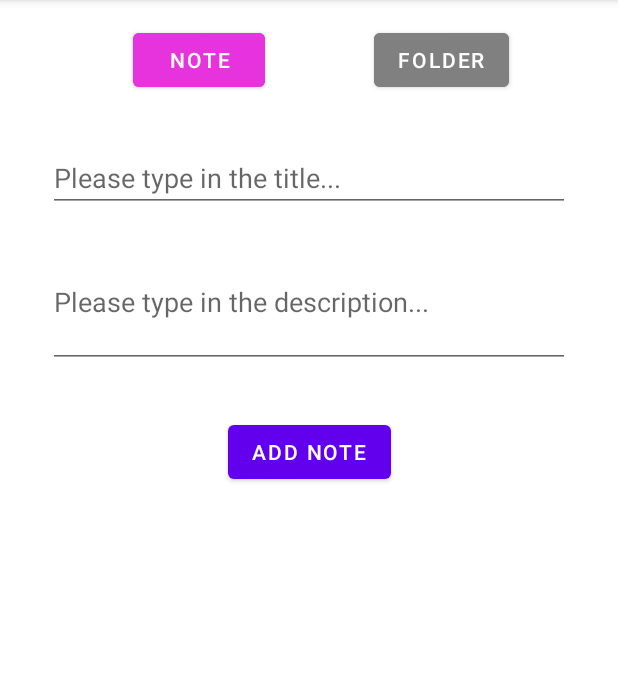
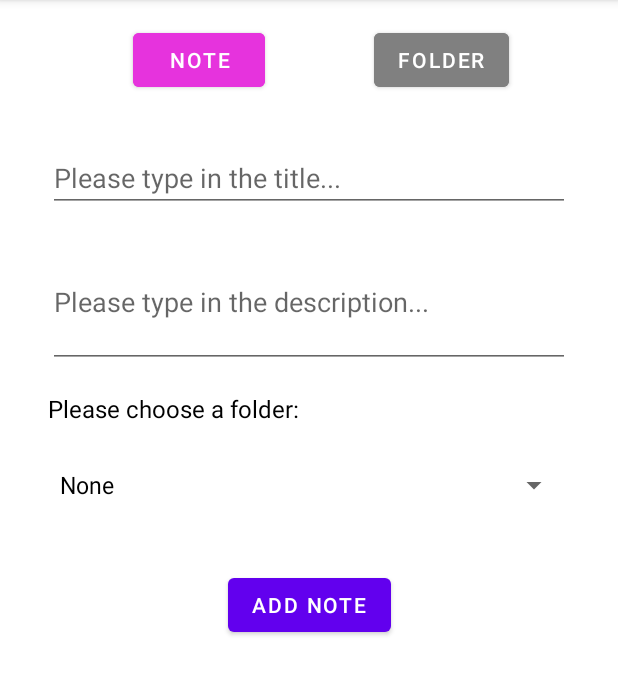
Before and after one commit to CloudLevi/CloudNote, an Android app: the AddItemFragment screen opened through its navigation route, on a phone screen of 412 x 824 dp, the part 84-779 px from its top. Run offline under Robolectric (Android 15) with nearby library versions, the phone set to English and light mode, and no system bars; our stand-ins replace Dagger/Hilt's generated code, Room's generated code, navigation-ui; libraries missing offline, so code that uses them is left out: androidx.hilt, androidx.hilt.lifecycle.

Commit message:
Added sorting by date modified; Finished deletion flow (notes and folders); Added ability to add note to folder; Implemented search query (by title and description);

```diff
--- a/app/src/main/java/com/cloudlevi/cloudnote/MainActivity.kt
+++ b/app/src/main/java/com/cloudlevi/cloudnote/MainActivity.kt
@@ -39,5 +39,5 @@ class MainActivity : AppCompatActivity() {
 const val VIEW_TYPE_NOTE = 0
 const val VIEW_TYPE_FOLDER = 1
 
-const val ITEM_ADD_TYPE_NOTE = 0
-const val ITEM_ADD_TYPE_FOLDER = 1
+const val ITEM_TYPE_NOTE = 0
+const val ITEM_TYPE_FOLDER = 1
--- a/app/src/main/java/com/cloudlevi/cloudnote/data/Folder.kt
+++ b/app/src/main/java/com/cloudlevi/cloudnote/data/Folder.kt
@@ -2,6 +2,7 @@ package com.cloudlevi.cloudnote.data
 
 import android.os.Parcelable
 import androidx.room.Entity
+import androidx.room.Ignore
 import androidx.room.PrimaryKey
 import kotlinx.android.parcel.Parcelize
 
@@ -10,6 +11,6 @@ import kotlinx.android.parcel.Parcelize
 data class Folder(
     val title: String,
     val date_modified: Long = System.currentTimeMillis(),
-    @PrimaryKey(autoGenerate = true) val id: Int = 0
+    @PrimaryKey(autoGenerate = true) val id: Int = 0,
 ):Parcelable {
 }
--- a/app/src/main/java/com/cloudlevi/cloudnote/data/Note.kt
+++ b/app/src/main/java/com/cloudlevi/cloudnote/data/Note.kt
@@ -2,8 +2,10 @@ package com.cloudlevi.cloudnote.data
 
 import android.os.Parcelable
 import androidx.room.Entity
+import androidx.room.Ignore
 import androidx.room.PrimaryKey
 import kotlinx.android.parcel.Parcelize
+import java.text.FieldPosition
 
 @Entity(tableName = "notes_table")
 @Parcelize
@@ -14,7 +16,7 @@ data class Note (
     val folder: Int = -1,
     val background_color: String = "",
     val password: String = "",
-    @PrimaryKey(autoGenerate = true) val id: Int = 0
+    @PrimaryKey(autoGenerate = true) val id: Int = 0,
 ): Parcelable{
 
 }
--- a/app/src/main/java/com/cloudlevi/cloudnote/data/NoteDao.kt
+++ b/app/src/main/java/com/cloudlevi/cloudnote/data/NoteDao.kt
@@ -1,23 +1,32 @@
 package com.cloudlevi.cloudnote.data
 
-import androidx.room.Dao
-import androidx.room.Insert
-import androidx.room.OnConflictStrategy
-import androidx.room.Query
+import androidx.room.*
 import kotlinx.coroutines.flow.Flow
 
 @Dao
 interface NoteDao {
 
-    @Query("SELECT * FROM notes_table")
+    @Query("SELECT * FROM notes_table ORDER BY date_modified DESC")
     fun getAllNotes(): Flow<List<Note>>
 
-    @Query("SELECT * FROM folders_table")
+    @Query("SELECT * FROM folders_table ORDER BY date_modified DESC")
     fun getAllFolders(): Flow<List<Folder>>
+
+    @Query("SELECT * FROM notes_table WHERE (title LIKE '%' || :query || '%' OR description LIKE '%' || :query || '%') ORDER BY date_modified DESC")
+    fun getNotesByQuery(query: String): Flow<List<Note>>
 
     @Insert(onConflict = OnConflictStrategy.REPLACE)
     suspend fun insertNote(note: Note)
 
     @Insert(onConflict = OnConflictStrategy.REPLACE)
     suspend fun insertFolder(folder: Folder)
+
+    @Delete
+    suspend fun deleteNote(note: Note)
+
+    @Query("DELETE FROM folders_table WHERE id = :folderID")
+    suspend fun deleteFolder(folderID: Int)
+
+    @Query("DELETE FROM notes_table WHERE folder = :folderID")
+    suspend fun deleteFolderContents(folderID: Int)
 }
--- /dev/null
+++ b/app/src/main/java/com/cloudlevi/cloudnote/extensions/ViewExtensions.kt
@@ -0,0 +1,16 @@
+package com.cloudlevi.cloudnote.extensions
+
+import androidx.appcompat.widget.SearchView
+
+inline  fun SearchView.onQueryTextChanged(crossinline listener: (String) -> Unit) {
+    this.setOnQueryTextListener(object : SearchView.OnQueryTextListener {
+        override fun onQueryTextSubmit(query: String?): Boolean {
+            return true;
+        }
+
+        override fun onQueryTextChange(newText: String?): Boolean {
+            listener(newText.orEmpty())
+            return true;
+        }
+    })
+}
--- a/app/src/main/java/com/cloudlevi/cloudnote/ui/addNote/AddItemFragment.kt
+++ b/app/src/main/java/com/cloudlevi/cloudnote/ui/addNote/AddItemFragment.kt
@@ -1,9 +1,9 @@
 package com.cloudlevi.cloudnote.ui.addNote
 
-import android.content.ContentValues.TAG
 import android.os.Bundle
-import android.util.Log
 import android.view.View
+import android.widget.AdapterView
+import android.widget.ArrayAdapter
 import android.widget.Toast
 import androidx.core.content.ContextCompat
 import androidx.core.widget.addTextChangedListener
@@ -11,12 +11,13 @@ import androidx.fragment.app.Fragment
 import androidx.fragment.app.viewModels
 import androidx.lifecycle.lifecycleScope
 import androidx.navigation.fragment.findNavController
-import com.cloudlevi.cloudnote.ITEM_ADD_TYPE_FOLDER
-import com.cloudlevi.cloudnote.ITEM_ADD_TYPE_NOTE
+import com.cloudlevi.cloudnote.ITEM_TYPE_FOLDER
+import com.cloudlevi.cloudnote.ITEM_TYPE_NOTE
 import com.cloudlevi.cloudnote.R
 import com.cloudlevi.cloudnote.ui.addNote.AddItemEvent.*
 import com.cloudlevi.cloudnote.databinding.FragmentAddItemBinding
 import dagger.hilt.android.AndroidEntryPoint
+import kotlinx.android.synthetic.main.fragment_add_item.*
 import kotlinx.coroutines.flow.collect
 
 @AndroidEntryPoint
@@ -24,6 +25,7 @@ class AddItemFragment : Fragment(R.layout.fragment_add_item) {
 
     private lateinit var binding: FragmentAddItemBinding
     private val viewModel: AddItemViewModel by viewModels()
+    private lateinit var spinnerAdapter: ArrayAdapter<String>
 
     override fun onViewCreated(view: View, savedInstanceState: Bundle?) {
         super.onViewCreated(view, savedInstanceState)
@@ -32,11 +34,11 @@ class AddItemFragment : Fragment(R.layout.fragment_add_item) {
 
         binding.apply {
             choiceNoteButton.setOnClickListener {
-                viewModel.choiceClicked(ITEM_ADD_TYPE_NOTE)
+                viewModel.choiceClicked(ITEM_TYPE_NOTE)
             }
 
             choiceFolderButton.setOnClickListener {
-                viewModel.choiceClicked(ITEM_ADD_TYPE_FOLDER)
+                viewModel.choiceClicked(ITEM_TYPE_FOLDER)
             }
 
             titleEditText.addTextChangedListener {
@@ -50,6 +52,24 @@ class AddItemFragment : Fragment(R.layout.fragment_add_item) {
             addButton.setOnClickListener {
                 viewModel.onAddButtonClicked()
             }
+        }
+
+        viewModel.foldersLiveData.observe(viewLifecycleOwner){
+            spinnerAdapter = ArrayAdapter<String>(requireContext(),
+                R.layout.support_simple_spinner_dropdown_item,
+                viewModel.getFolderTitles(it))
+
+            spinnerFolders.adapter = spinnerAdapter
+        }
+
+        spinnerFolders.onItemSelectedListener = object : AdapterView.OnItemSelectedListener{
+            override fun onItemSelected(parent: AdapterView<*>?, p1: View?, position: Int, p3: Long) {
+                viewModel.chosenFolder = position
+            }
+
+            override fun onNothingSelected(parent: AdapterView<*>?) {
+            }
+
         }
 
         viewLifecycleOwner.lifecycleScope.launchWhenStarted {
@@ -77,7 +97,7 @@ class AddItemFragment : Fragment(R.layout.fragment_add_item) {
             var stringAddButton = ""
 
             when (newChoice) {
-                ITEM_ADD_TYPE_NOTE -> {
+                ITEM_TYPE_NOTE -> {
                     choiceNoteButton.setBackgroundColor(
                         ContextCompat.getColor(
                             requireContext(),
@@ -91,9 +111,11 @@ class AddItemFragment : Fragment(R.layout.fragment_add_item) {
                         )
                     )
                     descriptionEditText.visibility = View.VISIBLE
+                    folderChoiceTV.visibility = View.VISIBLE
+                    spinnerFolders.visibility = View.VISIBLE
                     stringAddButton = "Add Note"
                 }
-                ITEM_ADD_TYPE_FOLDER -> {
+                ITEM_TYPE_FOLDER -> {
                     choiceNoteButton.setBackgroundColor(
                         ContextCompat.getColor(
                             requireContext(),
@@ -107,6 +129,8 @@ class AddItemFragment : Fragment(R.layout.fragment_add_item) {
                         )
                     )
                     descriptionEditText.visibility = View.GONE
+                    folderChoiceTV.visibility = View.GONE
+                    spinnerFolders.visibility = View.GONE
                     stringAddButton = "Add Folder"
                 }
             }
--- a/app/src/main/java/com/cloudlevi/cloudnote/ui/addNote/AddItemViewModel.kt
+++ b/app/src/main/java/com/cloudlevi/cloudnote/ui/addNote/AddItemViewModel.kt
@@ -5,9 +5,10 @@ import androidx.hilt.Assisted
 import androidx.hilt.lifecycle.ViewModelInject
 import androidx.lifecycle.SavedStateHandle
 import androidx.lifecycle.ViewModel
+import androidx.lifecycle.asLiveData
 import androidx.lifecycle.viewModelScope
-import com.cloudlevi.cloudnote.ITEM_ADD_TYPE_FOLDER
-import com.cloudlevi.cloudnote.ITEM_ADD_TYPE_NOTE
+import com.cloudlevi.cloudnote.ITEM_TYPE_FOLDER
+import com.cloudlevi.cloudnote.ITEM_TYPE_NOTE
 import com.cloudlevi.cloudnote.data.Folder
 import com.cloudlevi.cloudnote.data.Note
 import com.cloudlevi.cloudnote.data.NoteDao
@@ -21,7 +22,9 @@ class AddItemViewModel @ViewModelInject constructor(
     @Assisted private val state: SavedStateHandle
 ):ViewModel() {
 
-    var currentItemTypeChoice: Int = ITEM_ADD_TYPE_NOTE
+    var currentItemTypeChoice: Int = ITEM_TYPE_NOTE
+
+    var chosenFolder = -1
 
     var titleText = state.get<String>("titleText") ?: ""
         set(value) {
@@ -35,6 +38,9 @@ class AddItemViewModel @ViewModelInject constructor(
             state.set("descriptionText", value)
         }
 
+    private val foldersFlow = noteDao.getAllFolders()
+
+    val foldersLiveData = foldersFlow.asLiveData()
 
     private val addItemEventChannel = Channel<AddItemEvent>()
     val addItemEvent = addItemEventChannel.receiveAsFlow()
@@ -47,15 +53,25 @@ class AddItemViewModel @ViewModelInject constructor(
         changeProgressStatus(View.VISIBLE)
 
         when(currentItemTypeChoice){
-            ITEM_ADD_TYPE_NOTE -> {
+            ITEM_TYPE_NOTE -> {
                 if (titleText.isEmpty() || descriptionText.isEmpty()) sendToastMessage("Please fill in the empty fields!")
-                else insertNote(Note(title = titleText, description = descriptionText))
+                else insertNote(Note(title = titleText, description = descriptionText, folder = chosenFolder))
             }
-            ITEM_ADD_TYPE_FOLDER -> {
+            ITEM_TYPE_FOLDER -> {
                 if (titleText.isEmpty()) sendToastMessage("Please fill in the empty fields!")
                 else insertFolder(Folder(title = titleText))
             }
         }
+    }
+
+    fun getFolderTitles(foldersList: List<Folder>): ArrayList<String>{
+        val arrayList = ArrayList<String>()
+        arrayList.add("None")
+
+        for (folder in foldersList){
+            arrayList.add(folder.title)
+        }
+        return arrayList
     }
 
     private fun insertNote(note: Note) = viewModelScope.launch {
--- a/app/src/main/java/com/cloudlevi/cloudnote/ui/main/MainFragment.kt
+++ b/app/src/main/java/com/cloudlevi/cloudnote/ui/main/MainFragment.kt
@@ -7,7 +7,6 @@ import android.view.*
 import androidx.appcompat.widget.SearchView
 import androidx.fragment.app.Fragment
 import androidx.fragment.app.viewModels
-import androidx.lifecycle.lifecycleScope
 import androidx.navigation.fragment.findNavController
 import androidx.recyclerview.widget.ItemTouchHelper
 import androidx.recyclerview.widget.LinearLayoutManager
@@ -15,10 +14,9 @@ import androidx.recyclerview.widget.RecyclerView
 import com.cloudlevi.cloudnote.R
 import com.cloudlevi.cloudnote.data.Folder
 import com.cloudlevi.cloudnote.data.Note
-import com.cloudlevi.cloudnote.databinding.ActivityMainBinding
 import com.cloudlevi.cloudnote.databinding.FragmentMainBinding
+import com.cloudlevi.cloudnote.extensions.onQueryTextChanged
 import dagger.hilt.android.AndroidEntryPoint
-import kotlinx.coroutines.launch
 
 @AndroidEntryPoint
 class MainFragment : Fragment(R.layout.fragment_main) {
@@ -26,11 +24,23 @@ class MainFragment : Fragment(R.layout.fragment_main) {
     private lateinit var binding: FragmentMainBinding
     private val viewModel: MainFragmentViewModel by viewModels()
     private val notesAdapter = NotesAdapter()
+    private lateinit var searchView: SearchView
 
     override fun onViewCreated(view: View, savedInstanceState: Bundle?) {
         super.onViewCreated(view, savedInstanceState)
 
         binding = FragmentMainBinding.bind(view)
+
+        findNavController().currentBackStackEntry?.savedStateHandle?.getLiveData<Any>("deleteItem")?.observe(
+            viewLifecycleOwner) { result ->
+            Log.d(TAG, "DELETE: $result")
+            viewModel.onDeleteItem(result)
+        }
+
+        findNavController().currentBackStackEntry?.savedStateHandle?.getLiveData<Int>("position")?.observe(
+            viewLifecycleOwner) { result ->
+            notesAdapter.notifyItemChanged(result)
+        }
 
         binding.apply {
 
@@ -51,6 +61,10 @@ class MainFragment : Fragment(R.layout.fragment_main) {
             viewModel.folders.observe(viewLifecycleOwner) {
 //                Log.d(TAG, "FOLDERS: $it")
                 viewModel.foldersChanged(it)
+            }
+
+            viewModel.queryNotesLiveData.observe(viewLifecycleOwner){
+                viewModel.queryResultChanged(it)
             }
 
             viewModel.folderNoteLiveData.observe(viewLifecycleOwner) {
@@ -77,6 +91,7 @@ class MainFragment : Fragment(R.layout.fragment_main) {
 
                     val itemSwiped = notesAdapter.currentList[viewHolder.adapterPosition]
                     val action = MainFragmentDirections.actionMainFragmentToDeleteConfirmationDialog()
+                    action.position = viewHolder.adapterPosition
 
                     when (itemSwiped) {
                         is Note -> {
@@ -88,7 +103,6 @@ class MainFragment : Fragment(R.layout.fragment_main) {
                             findNavController().navigate(action)
                         }
                     }
-                    viewModel.onItemSwiped(itemSwiped)
                 }
             }).attachToRecyclerView(mainNotesRecyclerView)
         }
@@ -98,6 +112,13 @@ class MainFragment : Fragment(R.layout.fragment_main) {
 
     override fun onCreateOptionsMenu(menu: Menu, inflater: MenuInflater) {
         inflater.inflate(R.menu.menu_main_fragment, menu)
+
+        val searchItem = menu.findItem(R.id.action_search)
+        searchView = searchItem.actionView as SearchView
+
+        searchView.onQueryTextChanged {
+            viewModel.searchQuery.value = it
+        }
     }
 
     override fun onOptionsItemSelected(item: MenuItem): Boolean {
--- a/app/src/main/java/com/cloudlevi/cloudnote/ui/main/MainFragmentViewModel.kt
+++ b/app/src/main/java/com/cloudlevi/cloudnote/ui/main/MainFragmentViewModel.kt
@@ -3,12 +3,12 @@ package com.cloudlevi.cloudnote.ui.main
 import android.content.ContentValues.TAG
 import android.util.Log
 import androidx.hilt.lifecycle.ViewModelInject
-import androidx.lifecycle.MutableLiveData
-import androidx.lifecycle.ViewModel
-import androidx.lifecycle.asLiveData
+import androidx.lifecycle.*
 import com.cloudlevi.cloudnote.data.Folder
 import com.cloudlevi.cloudnote.data.Note
 import com.cloudlevi.cloudnote.data.NoteDao
+import kotlinx.coroutines.flow.flatMapLatest
+import kotlinx.coroutines.launch
 
 class MainFragmentViewModel @ViewModelInject constructor(
     private val noteDao: NoteDao
@@ -20,6 +20,14 @@ class MainFragmentViewModel @ViewModelInject constructor(
     var folders = foldersFlow.asLiveData()
 
     var notes = notesFlow.asLiveData()
+
+    var searchQuery = MutableLiveData<String>()
+
+    var queryNotesFlow = searchQuery.asFlow().flatMapLatest {
+        noteDao.getNotesByQuery(it)
+    }
+
+    var queryNotesLiveData = queryNotesFlow.asLiveData()
 
     var dataList = concatenateLists(folders.value, notes.value)
     set(value) {
@@ -37,8 +45,27 @@ class MainFragmentViewModel @ViewModelInject constructor(
         if (notes.value != null) dataList = concatenateLists(folderList, notes.value)
     }
 
-    fun onItemSwiped(item: Any){
-        //TODO
+    fun onDeleteItem(item: Any){
+        when(item){
+            is Note -> deleteNote(item)
+            is Folder -> deleteFolder(item)
+        }
+    }
+
+    fun queryResultChanged(list: List<Note>){
+        if (searchQuery.value == "") dataList = concatenateLists(folders.value, notes.value)
+        else dataList = list
+    }
+
+    private fun deleteNote(note: Note) = viewModelScope.launch {
+        noteDao.deleteNote(note)
+    }
+
+    private fun deleteFolder(folder: Folder){
+        viewModelScope.launch {
+            noteDao.deleteFolderContents(folder.id)
+            noteDao.deleteFolder(folder.id)
+        }
     }
 
     private fun concatenateLists(folderList: List<Folder>?, notesList: List<Note>?): List<Any?>{
--- a/app/src/main/java/com/cloudlevi/cloudnote/ui/main/NotesAdapter.kt
+++ b/app/src/main/java/com/cloudlevi/cloudnote/ui/main/NotesAdapter.kt
@@ -92,18 +92,9 @@ class NotesAdapter: ListAdapter<Any, RecyclerView.ViewHolder>(DiffCallBack()) {
 
     override fun getItemViewType(position: Int): Int {
         return when(getItem(position)){
-            is Note -> {
-                Log.d(TAG, "ASSIGNED NOTE: ${getItem(position)}")
-                VIEW_TYPE_NOTE
-            }
-            is Folder -> {
-                Log.d(TAG, "ASSIGNED FOLDER: ${getItem(position)}")
-                VIEW_TYPE_FOLDER
-            }
-            else -> {
-                Log.d(TAG, "ASSIGNED ELSE: ${getItem(position).javaClass} ${getItem(position)}")
-                VIEW_TYPE_NOTE
-            }
+            is Note -> VIEW_TYPE_NOTE
+            is Folder -> VIEW_TYPE_FOLDER
+            else -> VIEW_TYPE_NOTE
         }
     }
 }
--- a/app/src/main/res/layout/fragment_add_item.xml
+++ b/app/src/main/res/layout/fragment_add_item.xml
@@ -33,7 +33,7 @@
         android:layout_width="match_parent"
         android:layout_height="wrap_content"
         android:layout_marginTop="32dp"
-        android:hint="Please type in the title..."
+        android:hint="@string/please_type_in_the_title"
         android:maxLines="1"
         app:layout_constraintTop_toBottomOf="@id/choiceNoteButton" />
 
@@ -43,11 +43,34 @@
         android:layout_width="match_parent"
         android:layout_height="wrap_content"
         android:layout_marginTop="16dp"
-        android:hint="Please type in the description..."
+        android:hint="@string/please_type_in_the_description"
         android:inputType="textMultiLine"
         android:maxLines="5"
         android:minLines="3"
         app:layout_constraintTop_toBottomOf="@id/titleEditText" />
+
+    <TextView
+        android:id="@+id/folderChoiceTV"
+        android:text="@string/please_choose_a_folder"
+        android:textSize="16sp"
+        android:layout_marginTop="16dp"
+        android:textColor="@color/black"
+        android:layout_width="wrap_content"
+        android:layout_height="wrap_content"
+        android:layout_marginStart="32dp"
+        app:layout_constraintStart_toStartOf="parent"
+        app:layout_constraintTop_toBottomOf="@id/descriptionEditText" />
+
+    <Spinner
+        android:id="@+id/spinnerFolders"
+        android:layout_width="match_parent"
+        android:layout_height="wrap_content"
+        android:layout_marginStart="32dp"
+        android:layout_marginTop="16dp"
+        android:layout_marginEnd="32dp"
+        app:layout_constraintEnd_toEndOf="parent"
+        app:layout_constraintStart_toStartOf="parent"
+        app:layout_constraintTop_toBottomOf="@id/folderChoiceTV" />
 
     <Button
         android:id="@+id/addButton"
@@ -57,7 +80,7 @@
         android:text="@string/add_note"
         app:layout_constraintEnd_toEndOf="parent"
         app:layout_constraintStart_toStartOf="parent"
-        app:layout_constraintTop_toBottomOf="@id/descriptionEditText" />
+        app:layout_constraintTop_toBottomOf="@id/spinnerFolders" />
 
     <ProgressBar
         android:id="@+id/progressBar"
--- a/app/src/main/res/values/strings.xml
+++ b/app/src/main/res/values/strings.xml
@@ -7,4 +7,7 @@
     <string name="no">No</string>
     <string name="yes">Yes</string>
     <string name="add_note">Add Note</string>
+    <string name="please_type_in_the_title">Please type in the title...</string>
+    <string name="please_type_in_the_description">Please type in the description...</string>
+    <string name="please_choose_a_folder">Please choose a folder:</string>
 </resources>
```
Also changed, not shown: app/src/main/java/com/cloudlevi/cloudnote/ui/main/DeleteConfirmationDialog.kt (+62 -6 lines).
